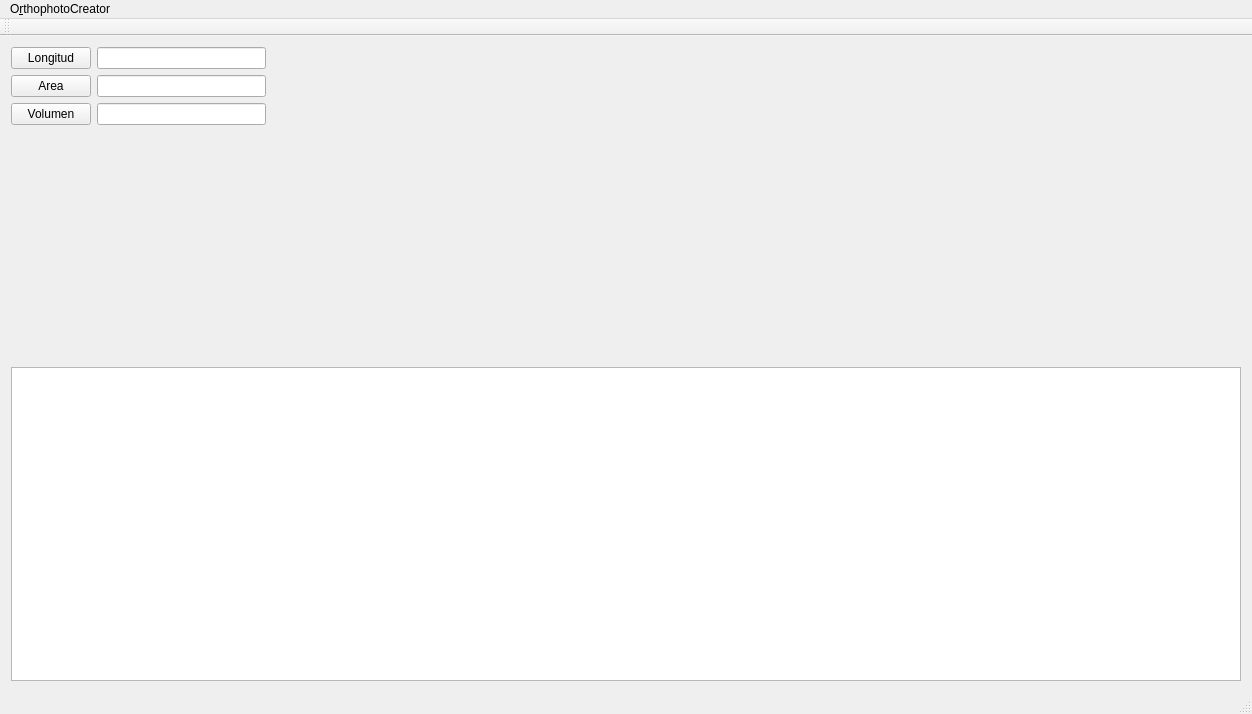
This is mainwindow.ui in marcos2307/OrtophotoCreator as Qt 5 draws it before an edit. The edited form follows.
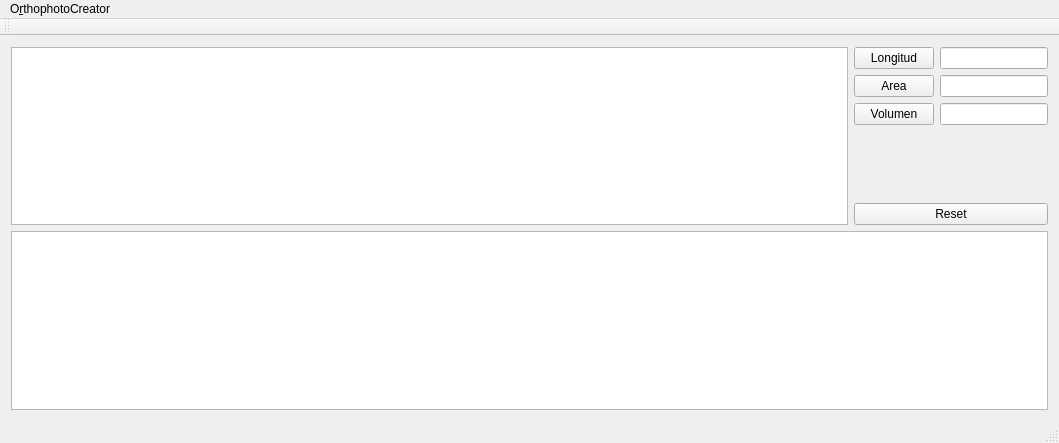
This is the edited form.

```diff
--- a/mainwindow.ui
+++ b/mainwindow.ui
@@ -6,8 +6,8 @@
    <rect>
     <x>0</x>
     <y>0</y>
-    <width>1252</width>
-    <height>714</height>
+    <width>1059</width>
+    <height>443</height>
    </rect>
   </property>
   <property name="mouseTracking">
@@ -23,16 +23,33 @@
      <verstretch>0</verstretch>
     </sizepolicy>
    </property>
-   <layout class="QVBoxLayout" name="verticalLayout">
+   <layout class="QVBoxLayout" name="verticalLayout_3">
+    <item>
+     <layout class="QVBoxLayout" name="verticalLayout_2">
     <item>
      <layout class="QHBoxLayout" name="horizontalLayout">
       <item>
+         <widget class="QGraphicsView" name="graphics_view">
+          <property name="mouseTracking">
+           <bool>true</bool>
+          </property>
+         </widget>
+        </item>
+        <item>
+         <layout class="QVBoxLayout" name="verticalLayout">
+          <item>
        <layout class="QFormLayout" name="formLayout">
         <item row="0" column="0">
          <widget class="QPushButton" name="pushButton">
           <property name="text">
            <string>Longitud</string>
           </property>
+              <property name="checkable">
+               <bool>true</bool>
+              </property>
+              <property name="checked">
+               <bool>false</bool>
+              </property>
          </widget>
         </item>
         <item row="0" column="1">
@@ -56,6 +73,9 @@
           <property name="text">
            <string>Area</string>
           </property>
+              <property name="checkable">
+               <bool>true</bool>
+              </property>
          </widget>
         </item>
         <item row="1" column="1">
@@ -99,6 +119,15 @@
         </item>
        </layout>
       </item>
+          <item>
+           <widget class="QPushButton" name="rst_btn">
+            <property name="text">
+             <string>Reset</string>
+            </property>
+           </widget>
+          </item>
+         </layout>
+        </item>
      </layout>
     </item>
     <item>
@@ -127,7 +156,12 @@
       <property name="plainText">
        <string/>
       </property>
-     </widget>
+        <property name="centerOnScroll">
+         <bool>true</bool>
+        </property>
+       </widget>
+      </item>
+     </layout>
     </item>
    </layout>
   </widget>
@@ -136,8 +170,8 @@
     <rect>
      <x>0</x>
      <y>0</y>
-     <width>1252</width>
-     <height>29</height>
+     <width>1059</width>
+     <height>26</height>
     </rect>
    </property>
    <widget class="QMenu" name="menuOrtophotoCreator">
```
Left out of the diff: 14 changed lines with no effect on the pictures. Lines whose indentation alone changed are shown as unchanged.
